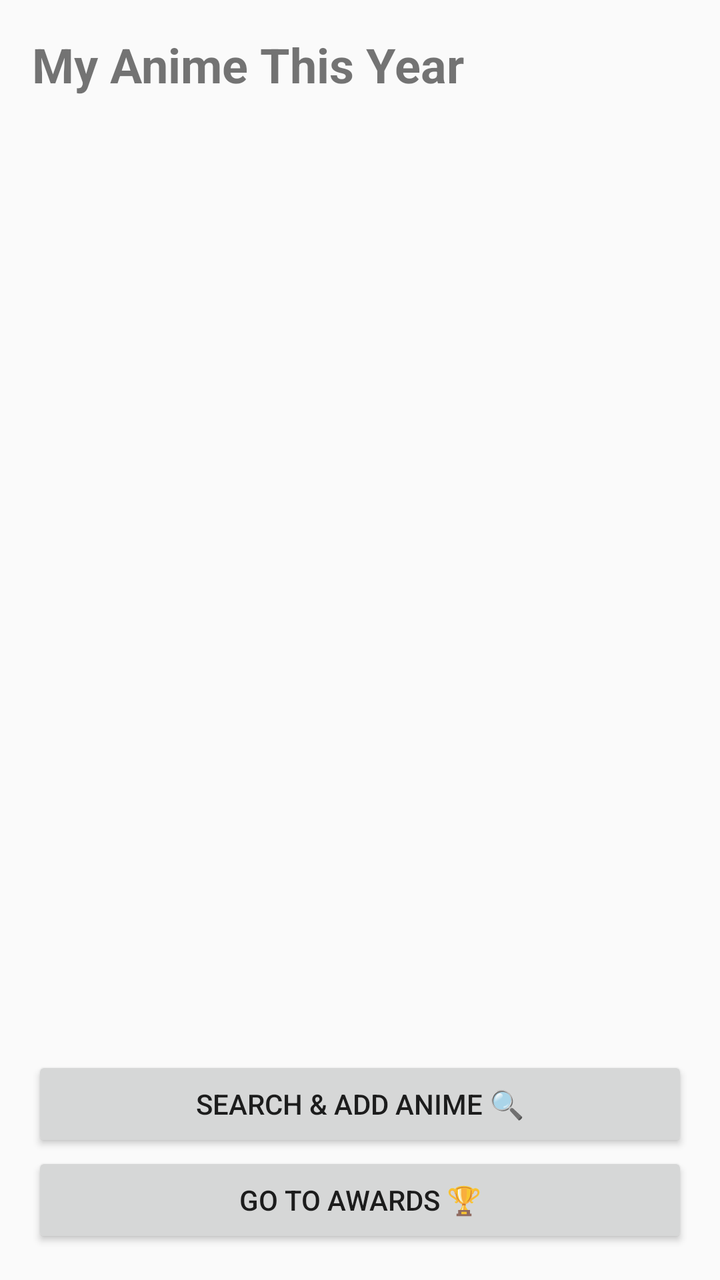
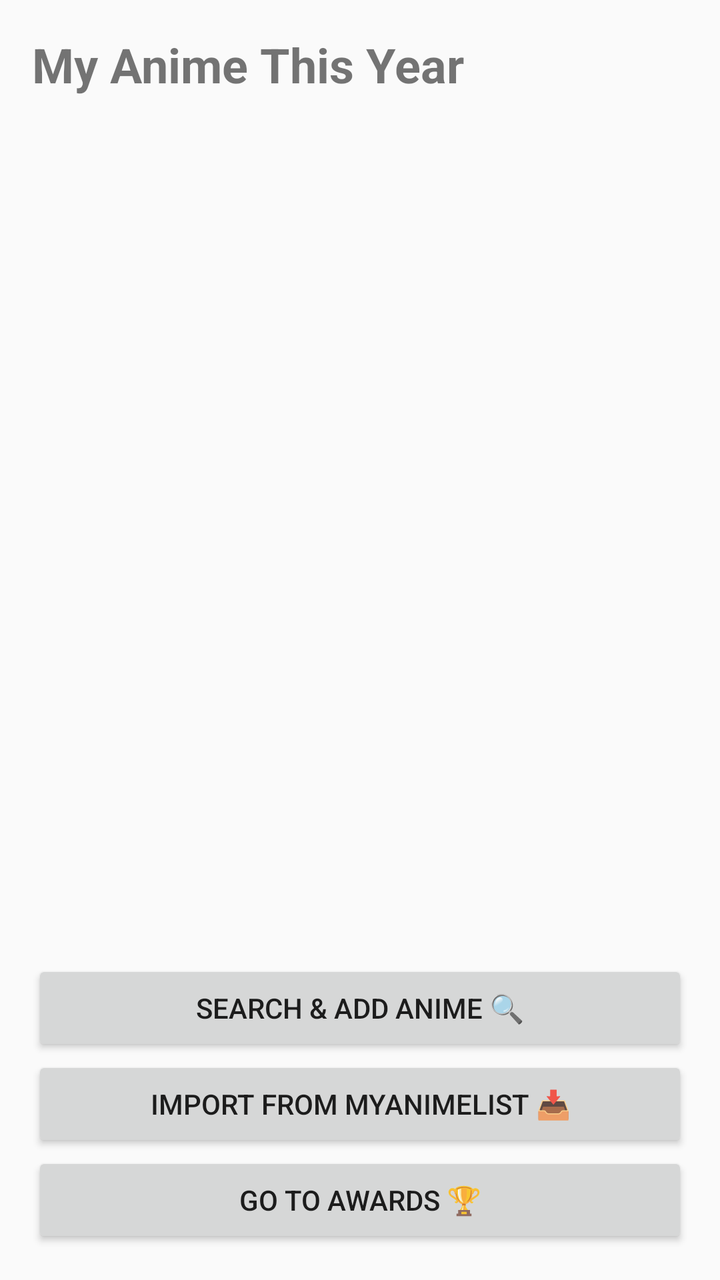

Two renders of the same Android screen: before a commit and after it. Below are the layout's source before the change and the commit's diff.
<!-- AndroidManifest.xml: application theme Theme.AnimeAwards -->
<!-- res/layout/activity_main.xml -->
<?xml version="1.0" encoding="utf-8"?>
<LinearLayout xmlns:android="http://schemas.android.com/apk/res/android"
    android:layout_width="match_parent"
    android:layout_height="match_parent"
    android:orientation="vertical"
    android:padding="16dp">

    <TextView
        android:layout_width="wrap_content"
        android:layout_height="wrap_content"
        android:text="My Anime This Year"
        android:textSize="24sp"
        android:textStyle="bold" />

    <androidx.recyclerview.widget.RecyclerView
        android:id="@+id/animeRecycler"
        android:layout_width="match_parent"
        android:layout_height="0dp"
        android:layout_marginTop="8dp"
        android:layout_weight="1" />

    <Button
        android:id="@+id/searchButton"
        android:layout_width="match_parent"
        android:layout_height="wrap_content"
        android:text="Search &amp; Add Anime 🔍" />

    <Button
        android:id="@+id/awardsButton"
        android:layout_width="match_parent"
        android:layout_height="wrap_content"
        android:text="Go to Awards 🏆" />

</LinearLayout>
<!-- resources referenced by this layout -->
<resources>
  <style name="Theme.AnimeAwards" parent="Theme.AppCompat.DayNight.NoActionBar">
          <item name="colorPrimary">#6750A4</item>
          <item name="colorPrimaryDark">#4F378B</item>
          <item name="colorAccent">#D0BCFF</item>
      </style>
</resources>

<!-- the commit's change to res/layout/activity_main.xml (unified diff, before → after) -->
@@ -26,6 +26,12 @@
         android:text="Search &amp; Add Anime 🔍" />
 
     <Button
+        android:id="@+id/importButton"
+        android:layout_width="match_parent"
+        android:layout_height="wrap_content"
+        android:text="Import from MyAnimeList 📥" />
+
+    <Button
         android:id="@+id/awardsButton"
         android:layout_width="match_parent"
         android:layout_height="wrap_content"
